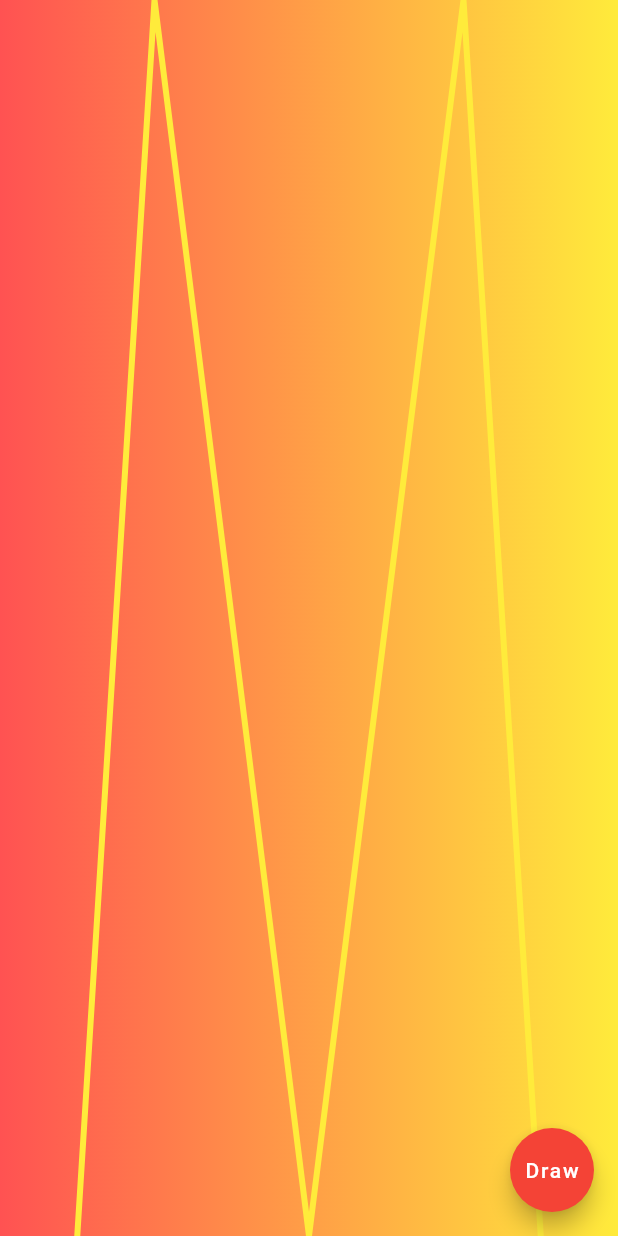
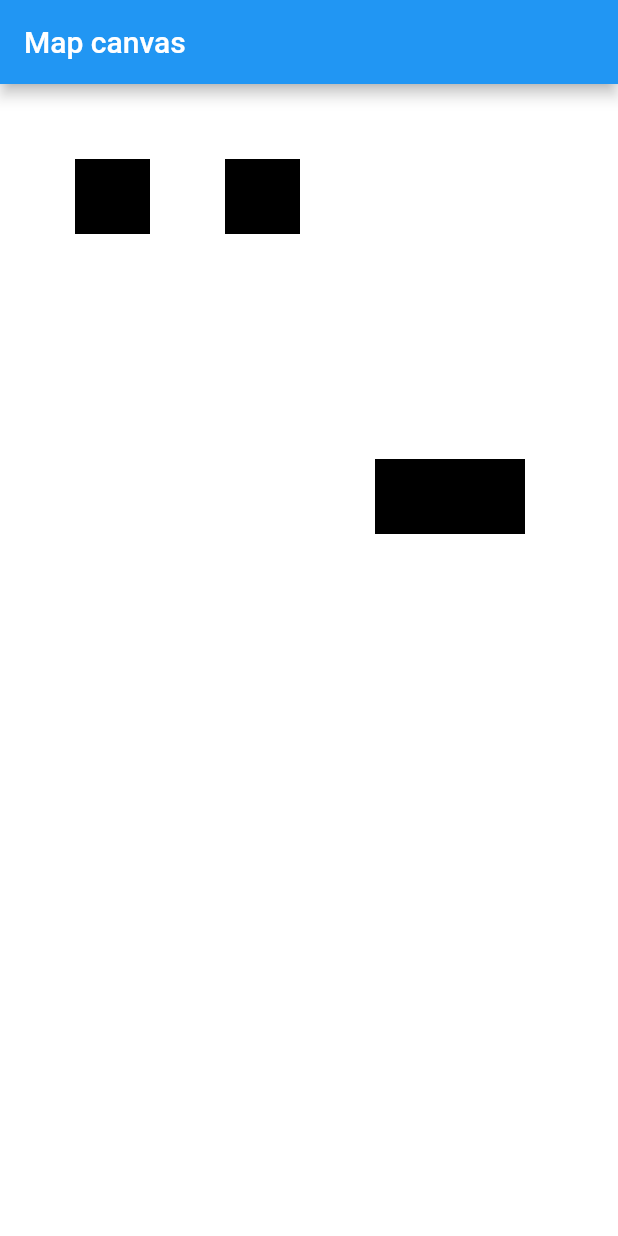
Before and after one commit to jWinterDay/map_canvas, a Flutter app: the screen it shows after launch, on a phone screen of 412 x 824 dp. Run offline on Flutter 3.47's test engine with Material 2 defaults, Android fonts, the light colour scheme and no system bars.

Commit message:
draggable canvas

```diff
--- a/lib/main.dart
+++ b/lib/main.dart
@@ -1,203 +1,26 @@
-import 'dart:ui';
-
 import 'package:flutter/material.dart';
+import 'package:map_canvas/src/canvas.dart';
 
 void main() {
   runApp(MyApp());
 }
 
 class MyApp extends StatelessWidget {
-  // This widget is the root of your application.
   @override
   Widget build(BuildContext context) {
     return MaterialApp(
-      title: 'Flutter Demo',
+      debugShowCheckedModeBanner: false,
+      title: 'Map canvas',
       theme: ThemeData(
         primarySwatch: Colors.blue,
         visualDensity: VisualDensity.adaptivePlatformDensity,
       ),
-      home: InfiniteCanvasPage(),
+      home: Scaffold(
+        appBar: AppBar(
+          title: const Text('Map canvas'),
+        ),
+        body: CustomPainterDraggable(),
+      ),
     );
   }
 }
-
-enum CanvasState { pan, draw }
-
-class InfiniteCanvasPage extends StatefulWidget {
-  @override
-  _InfiniteCanvasPageState createState() => _InfiniteCanvasPageState();
-}
-
-class _InfiniteCanvasPageState extends State<InfiniteCanvasPage> {
-  List<Offset> points = <Offset>[];
-  CanvasState canvasState = CanvasState.draw;
-  Offset offset = const Offset(0, 0);
-
-  @override
-  Widget build(BuildContext context) {
-    final width = MediaQuery.of(context).size.width;
-    final height = MediaQuery.of(context).size.height;
-
-    return Scaffold(
-      floatingActionButton: FloatingActionButton(
-        child: Text(canvasState == CanvasState.draw ? 'Draw' : 'Pan'),
-        backgroundColor: canvasState == CanvasState.draw ? Colors.red : Colors.blue,
-        onPressed: () {
-          this.setState(() {
-            canvasState = canvasState == CanvasState.draw ? CanvasState.pan : CanvasState.draw;
-          });
-        },
-      ),
-      body: Center(
-        child: SingleChildScrollView(
-          scrollDirection: Axis.vertical,
-          child: CustomPaint(
-            painter: MyCanvasView(),
-            size: Size(width, height * 2),
-          ),
-        ),
-      ),
-      // body: GestureDetector(
-      //   onPanDown: (DragDownDetails details) {
-      //     this.setState(() {
-      //       if (canvasState == CanvasState.draw) {
-      //         points.add(details.localPosition - offset);
-      //       }
-      //     });
-      //   },
-      //   onPanUpdate: (DragUpdateDetails details) {
-      //     this.setState(() {
-      //       if (canvasState == CanvasState.pan) {
-      //         offset += details.delta;
-      //       } else {
-      //         points.add(details.localPosition - offset);
-      //       }
-      //     });
-      //   },
-      //   onPanEnd: (DragEndDetails details) {
-      //     this.setState(() {
-      //       if (canvasState == CanvasState.draw) {
-      //         // TODO
-      //         // points.add(null);
-      //       }
-      //     });
-      //   },
-      //   child: SizedBox.expand(
-      //     child: ClipRRect(
-      //       child: CustomPaint(
-      //         painter: MapCustomPainter(
-      //           points: points,
-      //           offset: offset,
-      //           canvasState: canvasState,
-      //         ),
-      //       ),
-      //     ),
-      //   ),
-      // ),
-    );
-  }
-}
-
-class MyCanvasView extends CustomPainter {
-  @override
-  void paint(Canvas canvas, Size size) {
-    final Paint paint = Paint();
-    paint.shader = const LinearGradient(
-      colors: [Colors.yellow, Colors.redAccent],
-      begin: Alignment.centerRight,
-      end: Alignment.centerLeft,
-    ).createShader(const Offset(0, 0) & size);
-
-    canvas.drawRect(const Offset(0, 0) & size, paint);
-    final Path path = Path();
-
-    path.moveTo(0, size.height);
-    path.lineTo(1 * size.width / 4, 0 * size.height / 4);
-    path.lineTo(2 * size.width / 4, 2 * size.height / 4);
-    path.lineTo(3 * size.width / 4, 0 * size.height / 4);
-    path.lineTo(4 * size.width / 4, 4 * size.height / 4);
-    canvas.drawPath(
-      path,
-      Paint()
-        ..color = Colors.yellow
-        ..strokeWidth = 4.0
-        ..style = PaintingStyle.stroke,
-    );
-  }
-
-  @override
-  bool shouldRepaint(CustomPainter oldDelegate) {
-    return false;
-  }
-}
-
-class MapCustomPainter extends CustomPainter {
-  MapCustomPainter({
-    required this.points,
-    required this.offset,
-    required this.canvasState,
-  });
-
-  List<Offset> points;
-  Offset offset;
-  CanvasState canvasState;
-
-  @override
-  void paint(Canvas canvas, Size size) {
-    final Paint background = Paint()..color = Colors.white70;
-
-    //define canvas size
-    final Rect rect = Rect.fromLTWH(0, 0, size.width, size.height - 20);
-
-    canvas.drawRect(rect, background);
-    canvas.clipRect(rect);
-
-    //define the paint properties to be used for drawing
-    final Paint drawingPaint = Paint()
-      ..strokeCap = StrokeCap.round
-      ..isAntiAlias = true
-      ..color = Colors.black
-      ..strokeWidth = 1;
-
-    //a single line is defined as a series of points followed by a null at the end
-    for (int x = 0; x < points.length - 1; x++) {
-      //drawing line between the points to form a continuous line
-      // if (points[x]&& points[x + 1] != null) {
-      canvas.drawLine(points[x] + offset, points[x + 1] + offset, drawingPaint);
-      // }
-      //if next point is null, means the line ends here
-      // else if (points[x] != null && points[x + 1] == null) {
-      //   canvas.drawPoints(PointMode.points, [points[x] + offset], drawingPaint);
-      // }
-    }
-
-    // final Paint paint = Paint();
-    // paint.shader = const LinearGradient(
-    //   colors: [Colors.yellow, Colors.redAccent],
-    //   begin: Alignment.centerRight,
-    //   end: Alignment.centerLeft,
-    // ).createShader(new Offset(0.0, 0.0) & size);
-
-    // canvas.drawRect(new Offset(0.0, 0.0) & size, paint);
-
-    // var path = new Path();
-
-    // path.moveTo(0.0, size.height);
-    // path.lineTo(1 * size.width / 4, 0 * size.height / 4);
-    // path.lineTo(2 * size.width / 4, 2 * size.height / 4);
-    // path.lineTo(3 * size.width / 4, 0 * size.height / 4);
-    // path.lineTo(4 * size.width / 4, 4 * size.height / 4);
-    // canvas.drawPath(
-    //   path,
-    //   Paint()
-    //     ..color = Colors.yellow
-    //     ..strokeWidth = 4.0
-    //     ..style = PaintingStyle.stroke,
-    // );
-  }
-
-  @override
-  bool shouldRepaint(MapCustomPainter oldDelegate) {
-    return true;
-  }
-}
--- /dev/null
+++ b/lib/src/canvas.dart
@@ -0,0 +1,110 @@
+import 'dart:ui';
+
+import 'package:flutter/material.dart';
+import 'package:map_canvas/src/models/figure_ui.dart';
+
+const double kRectWidth = 100;
+const double kRectHeight = 100;
+
+class CustomPainterDraggable extends StatefulWidget {
+  @override
+  _CustomPainterDraggableState createState() => _CustomPainterDraggableState();
+}
+
+class _CustomPainterDraggableState extends State<CustomPainterDraggable> {
+  Set<FigureUi> _figuresSet = <FigureUi>{};
+  Offset _offset = const Offset(0, 0);
+
+  FigureUi? get _figureDragged {
+    for (final FigureUi figure in _figuresSet) {
+      if (figure.isDragging) {
+        return figure;
+      }
+    }
+
+    return null;
+  }
+
+  @override
+  void initState() {
+    super.initState();
+
+    _figuresSet = <FigureUi>{
+      FigureUi(width: 50, height: 50, xPos: 50, yPos: 50),
+      FigureUi(width: 100, height: 50, xPos: 250, yPos: 250),
+      FigureUi(width: 50, height: 50, xPos: 150, yPos: 50),
+    };
+  }
+
+  @override
+  Widget build(BuildContext context) {
+    return GestureDetector(
+      onPanStart: (DragStartDetails details) {
+        for (final FigureUi figure in _figuresSet) {
+          final bool isDragging = figure.calcIsDragging(
+            cursorPositionX: details.localPosition.dx,
+            cursorPositionY: details.localPosition.dy,
+            offset: _offset,
+          );
+          figure.isDragging = isDragging;
+        }
+      },
+      onPanEnd: (DragEndDetails details) {
+        for (final FigureUi figure in _figuresSet) {
+          figure.isDragging = false;
+        }
+      },
+      onPanUpdate: (DragUpdateDetails details) {
+        final FigureUi? draggedFigure = _figureDragged;
+
+        if (draggedFigure == null) {
+          _offset += details.delta;
+          setState(() {});
+          return;
+        }
+
+        setState(() {
+          draggedFigure.xPos += details.delta.dx;
+          draggedFigure.yPos += details.delta.dy;
+        });
+      },
+      child: Container(
+        color: Colors.white,
+        child: CustomPaint(
+          painter: _FiguresPainter(
+            figuresSet: _figuresSet,
+            offset: _offset,
+          ),
+          child: Container(),
+        ),
+      ),
+    );
+  }
+}
+
+class _FiguresPainter extends CustomPainter {
+  _FiguresPainter({
+    required this.figuresSet,
+    required this.offset,
+  });
+
+  final Set<FigureUi> figuresSet;
+  final Offset offset;
+
+  @override
+  void paint(Canvas canvas, Size size) {
+    for (final FigureUi figure in figuresSet) {
+      final Rect rect = Rect.fromLTWH(
+        figure.xPos + offset.dx,
+        figure.yPos + offset.dy,
+        figure.width,
+        figure.height,
+      );
+
+      canvas.drawRect(rect, Paint());
+    }
+  }
+
+  @override
+  bool shouldRepaint(CustomPainter oldDelegate) => true;
+}
--- /dev/null
+++ b/lib/src/models/figure_ui.dart
@@ -0,0 +1,30 @@
+import 'dart:ui';
+
+class FigureUi {
+  FigureUi({
+    this.xPos = 0,
+    this.yPos = 0,
+    required this.width,
+    required this.height,
+    this.isDragging = false,
+  });
+
+  double xPos;
+  double yPos;
+
+  final double width;
+  final double height;
+
+  bool isDragging;
+
+  bool calcIsDragging({
+    required double cursorPositionX,
+    required double cursorPositionY,
+    required Offset offset,
+  }) {
+    return cursorPositionX >= (xPos + offset.dx) &&
+        cursorPositionX <= (xPos + offset.dx) + width &&
+        cursorPositionY >= (yPos + offset.dy) &&
+        cursorPositionY <= (yPos + offset.dy) + height;
+  }
+}
```
Also changed, not shown: lib/src/temp.dart (added, +228 -0 lines), pubspec.yaml (+1 -55 lines).
